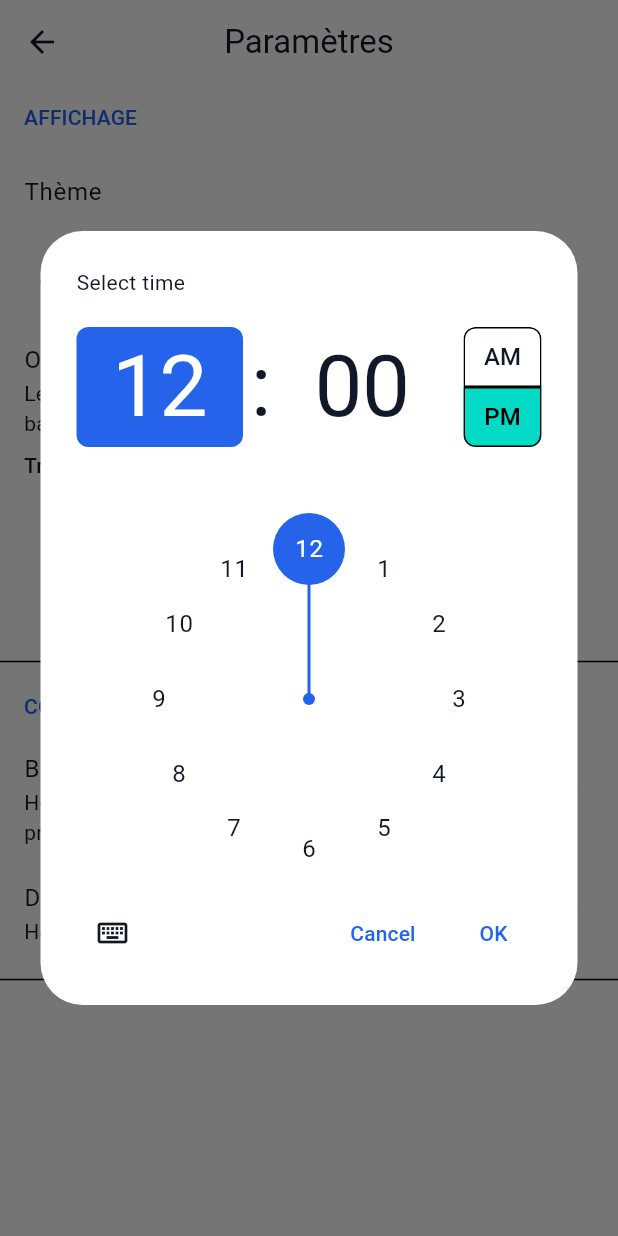
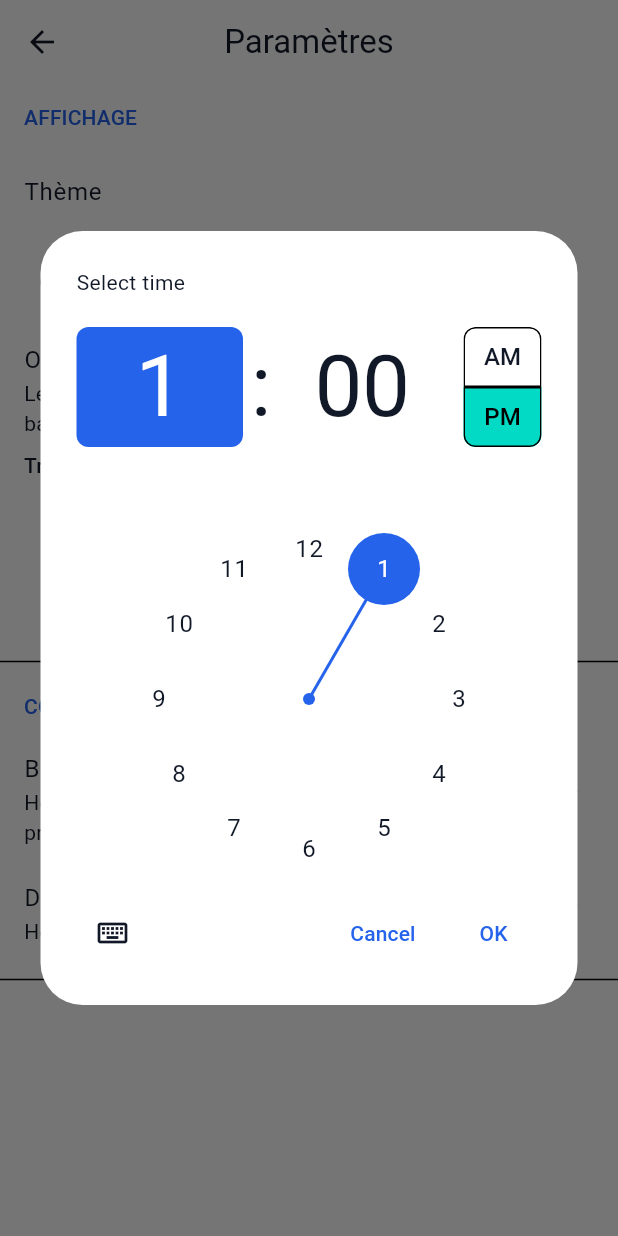
Before and after one commit to klutchnikoff/surlequai, a Flutter app: the SettingsScreen screen opened directly, after a tap on "Bascule matin/soir", on a phone screen of 412 x 824 dp. Run offline on Flutter 3.47's test engine with Material 3 defaults, Android fonts, the phone set to English and light mode, and no system bars; our stand-ins replace shared_preferences; accounts and stored records are empty.

Commit message:
refactor: utilisation systématique de AppConstants
Centralisation de toutes les constantes hardcodées dans AppConstants :

Ajouts dans constants.dart :
- themeModeKey, splitTimeKey, dayStartTimeKey (clés de stockage)
- mockNetworkDelay (délai de simulation réseau)

Modifications settings_provider.dart :
- Remplacement de '12' par AppConstants.defaultMorningEveningSplitHour (13h)
- Remplacement de '4' par AppConstants.defaultServiceDayStartHour
- Utilisation des clés de stockage centralisées
- Suppression des constantes locales _themeModeKey, _splitTimeKey, _dayStartTimeKey

Modifications trip_provider.dart :
- Remplacement de Duration(milliseconds: 500) par AppConstants.mockNetworkDelay
- Remplacement de '22' par AppConstants.serviceDayEndHour

Bénéfices :
- Une seule source de vérité pour toutes les constantes
- Facilite la maintenance et la configuration
- Évite les incohérences entre fichiers
- Correction : heure de bascule passe de 12h à 13h (conformément à la spec)

Co-Authored-By: Claude Sonnet 4.5 <noreply@anthropic.com>

```diff
--- a/lib/services/trip_provider.dart
+++ b/lib/services/trip_provider.dart
@@ -85,7 +85,7 @@ class TripProvider with ChangeNotifier {
   /// TODO: Remplacer par un appel API une fois le service API implémenté
   Future<void> refreshDepartures() async {
     // Simule un délai réseau (à retirer une fois l'API réelle en place)
-    await Future.delayed(const Duration(milliseconds: 500));
+    await Future.delayed(AppConstants.mockNetworkDelay);
 
     // TODO: Une fois l'API implémentée, remplacer par :
     // final departures = await apiService.fetchDepartures(
@@ -140,7 +140,8 @@ class TripProvider with ChangeNotifier {
     final hour = DateTime.now().hour;
     final splitTime = _settingsProvider.morningEveningSplitTime;
 
-    final isEvening = hour >= splitTime && hour < 22;
+    final isEvening =
+        hour >= splitTime && hour < AppConstants.serviceDayEndHour;
 
     if (isEvening && _activeTrip!.morningDirection == MorningDirection.aToB) {
       return true;
--- a/lib/utils/constants.dart
+++ b/lib/utils/constants.dart
@@ -75,6 +75,15 @@ class AppConstants {
   /// Clé pour le trajet actif
   static const String activeTripIdKey = 'activeTripId';
 
+  /// Clé pour le mode de thème (clair/sombre/système)
+  static const String themeModeKey = 'themeMode';
+
+  /// Clé pour l'heure de bascule matin/soir
+  static const String splitTimeKey = 'splitTime';
+
+  /// Clé pour l'heure de début de journée
+  static const String dayStartTimeKey = 'dayStartTime';
+
   /// Taille estimée du cache SQLite par région (en bytes)
   /// 50 MB = 50 * 1024 * 1024
   static const int estimatedCacheSizePerRegion = 52428800;
@@ -101,4 +110,7 @@ class AppConstants {
   /// Utiliser les mock data au lieu de l'API réelle
   static const bool useMockData =
       true; // TODO: Passer à false une fois API configurée
+
+  /// Délai de simulation réseau pour les mock data (en millisecondes)
+  static const Duration mockNetworkDelay = Duration(milliseconds: 500);
 }
```
Also changed, not shown: lib/services/settings_provider.dart (+11 -13 lines).
